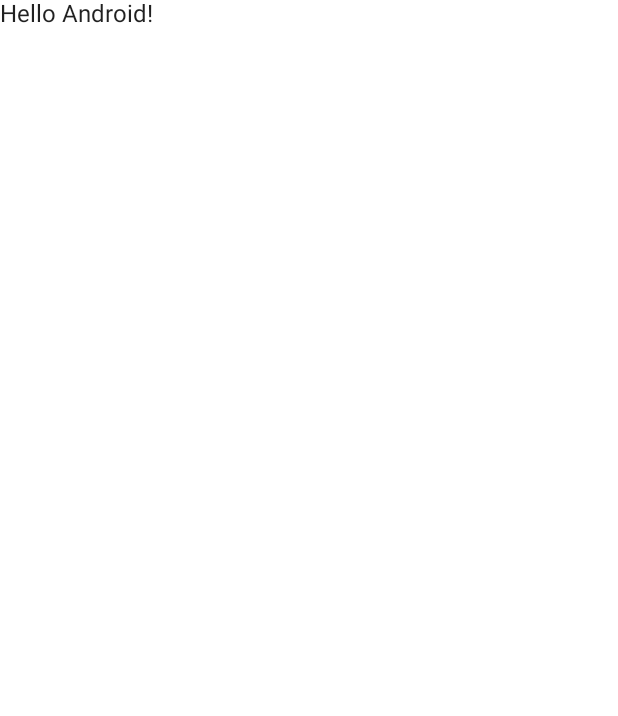
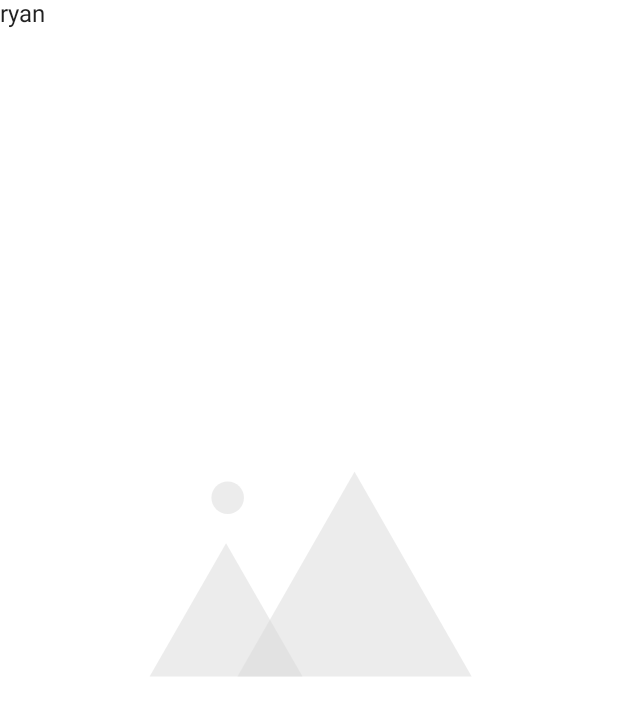
Before and after one commit to raheez/ComposeStudyApp, an Android app built with Jetpack Compose: the screen it shows after launch (MainActivity), on a phone screen of 412 x 824 dp. Before the commit the part shown is almost empty. Shown: the top 716 px of the screen. Run offline under Robolectric (Android 15) with nearby library versions, the phone set to English and light mode, and no system bars.

Commit message:
added placeholder image

```diff
--- a/app/src/main/java/com/app/imagelisting/MainActivity.kt
+++ b/app/src/main/java/com/app/imagelisting/MainActivity.kt
@@ -1,14 +1,19 @@
 package com.app.imagelisting
 
+import android.media.Image
 import android.os.Bundle
 import androidx.activity.ComponentActivity
 import androidx.activity.compose.setContent
+import androidx.compose.foundation.Image
 import androidx.compose.foundation.layout.fillMaxSize
+import androidx.compose.material.Card
 import androidx.compose.material.MaterialTheme
 import androidx.compose.material.Surface
 import androidx.compose.material.Text
 import androidx.compose.runtime.Composable
 import androidx.compose.ui.Modifier
+import androidx.compose.ui.res.painterResource
+import androidx.compose.ui.semantics.Role.Companion.Image
 import androidx.compose.ui.tooling.preview.Preview
 import com.app.imagelisting.ui.theme.ImageListingTheme
 
@@ -23,6 +28,9 @@ class MainActivity : ComponentActivity() {
                     color = MaterialTheme.colors.background
                 ) {
                     Greeting("Android")
+
+                    Text(text = "ryan")
+                    Image(painter = painterResource(id = R.drawable.placeholder_image), contentDescription = "place holder image" )
                 }
             }
         }
@@ -31,7 +39,10 @@ class MainActivity : ComponentActivity() {
 
 @Composable
 fun Greeting(name: String) {
-    Text(text = "Hello $name!")
+    //Text(text = "Hello $name!")
+
+
+
 }
 
 @Preview(showBackground = true)
--- /dev/null
+++ b/app/src/main/res/drawable-night/placeholder_image.xml
@@ -0,0 +1,24 @@
+<vector xmlns:android="http://schemas.android.com/apk/res/android"
+    android:width="190dp"
+    android:height="190dp"
+    android:viewportWidth="190"
+    android:viewportHeight="190">
+    <path
+        android:fillColor="#FF000000"
+        android:pathData="M0,0h190v190h-190z"/>
+    <path
+        android:pathData="M69.5,72 L93,113L46,113Z"
+        android:strokeAlpha="0.5"
+        android:fillColor="#d9d9d9"
+        android:fillAlpha="0.5"/>
+    <path
+        android:pathData="M109,50 L145,113L73,113Z"
+        android:strokeAlpha="0.5"
+        android:fillColor="#d9d9d9"
+        android:fillAlpha="0.5"/>
+    <path
+        android:pathData="M70,58m-5,0a5,5 0,1 1,10 0a5,5 0,1 1,-10 0"
+        android:strokeAlpha="0.5"
+        android:fillColor="#d9d9d9"
+        android:fillAlpha="0.5"/>
+</vector>
--- /dev/null
+++ b/app/src/main/res/drawable/placeholder_image.xml
@@ -0,0 +1,24 @@
+<vector xmlns:android="http://schemas.android.com/apk/res/android"
+    android:width="190dp"
+    android:height="190dp"
+    android:viewportWidth="190"
+    android:viewportHeight="190">
+    <path
+        android:pathData="M0,0h190v190h-190z"
+        android:fillColor="#fff"/>
+    <path
+        android:pathData="M69.5,72 L93,113L46,113Z"
+        android:strokeAlpha="0.5"
+        android:fillColor="#d9d9d9"
+        android:fillAlpha="0.5"/>
+    <path
+        android:pathData="M109,50 L145,113L73,113Z"
+        android:strokeAlpha="0.5"
+        android:fillColor="#d9d9d9"
+        android:fillAlpha="0.5"/>
+    <path
+        android:pathData="M70,58m-5,0a5,5 0,1 1,10 0a5,5 0,1 1,-10 0"
+        android:strokeAlpha="0.5"
+        android:fillColor="#d9d9d9"
+        android:fillAlpha="0.5"/>
+</vector>
```
